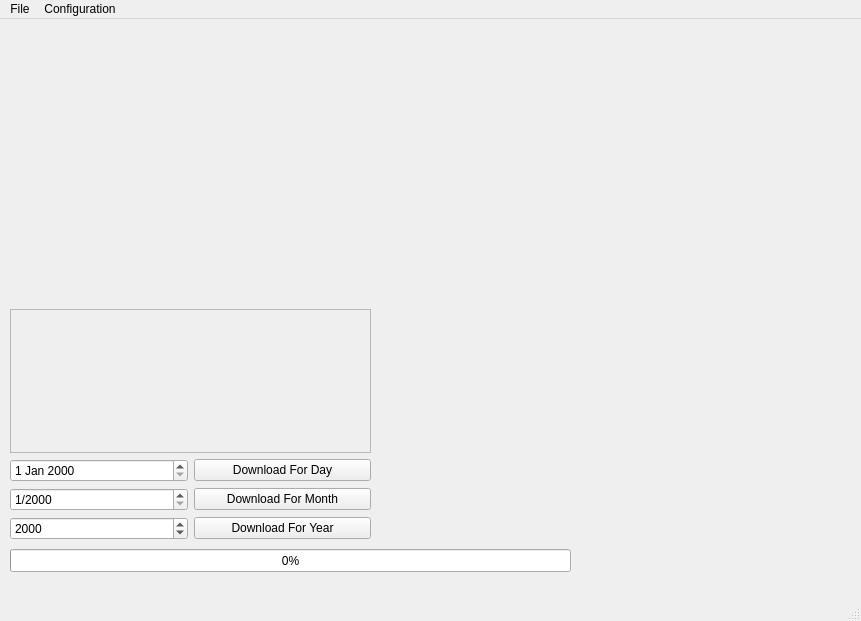
duffyevan/NTB_Solution1, file frontend/mainwindow.ui: the form before one commit.
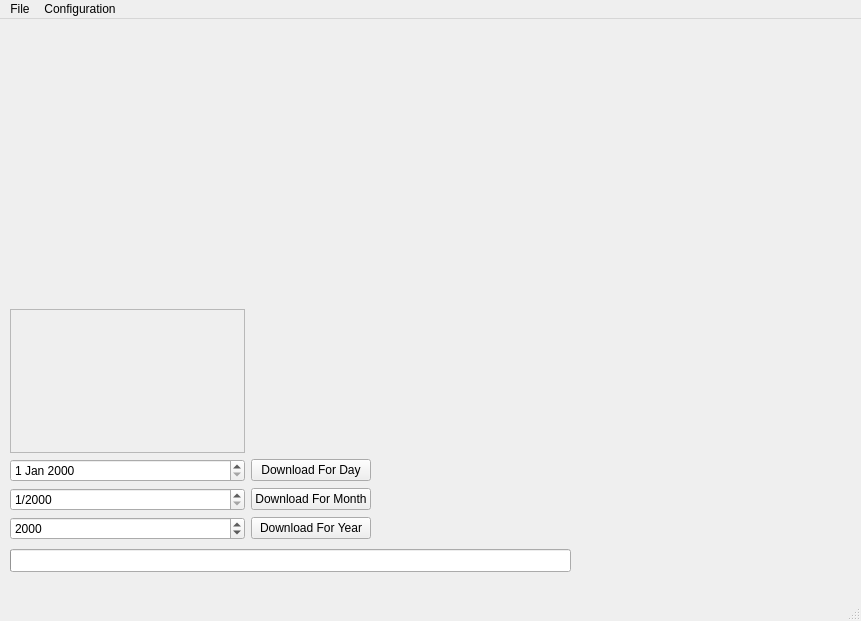
The form after the commit.

Commit message: Lots of work on the frontend UI

Patch:
```diff
--- a/frontend/mainwindow.ui
+++ b/frontend/mainwindow.ui
@@ -26,6 +26,9 @@
     <property name="value">
      <number>0</number>
     </property>
+    <property name="format">
+     <string/>
+    </property>
    </widget>
    <widget class="QWidget" name="gridLayoutWidget">
     <property name="geometry">
@@ -75,7 +78,7 @@
        </property>
       </widget>
      </item>
-     <item row="0" column="0" colspan="2">
+     <item row="0" column="0">
       <widget class="QScrollArea" name="scrollArea">
        <property name="widgetResizable">
         <bool>true</bool>
@@ -85,20 +88,27 @@
          <rect>
           <x>0</x>
           <y>0</y>
-          <width>357</width>
+          <width>244</width>
           <height>140</height>
          </rect>
         </property>
         <widget class="QWidget" name="verticalLayoutWidget">
          <property name="geometry">
           <rect>
-           <x>0</x>
-           <y>0</y>
-           <width>361</width>
+           <x>-1</x>
+           <y>-1</y>
+           <width>251</width>
            <height>141</height>
           </rect>
          </property>
-         <layout class="QVBoxLayout" name="verticalLayout"/>
+         <layout class="QVBoxLayout" name="verticalLayout">
+          <property name="leftMargin">
+           <number>6</number>
+          </property>
+          <property name="topMargin">
+           <number>8</number>
+          </property>
+         </layout>
         </widget>
        </widget>
       </widget>
```
Left out of the diff: 31 changed lines with no effect on the pictures. The commit also changes 3 other files.
